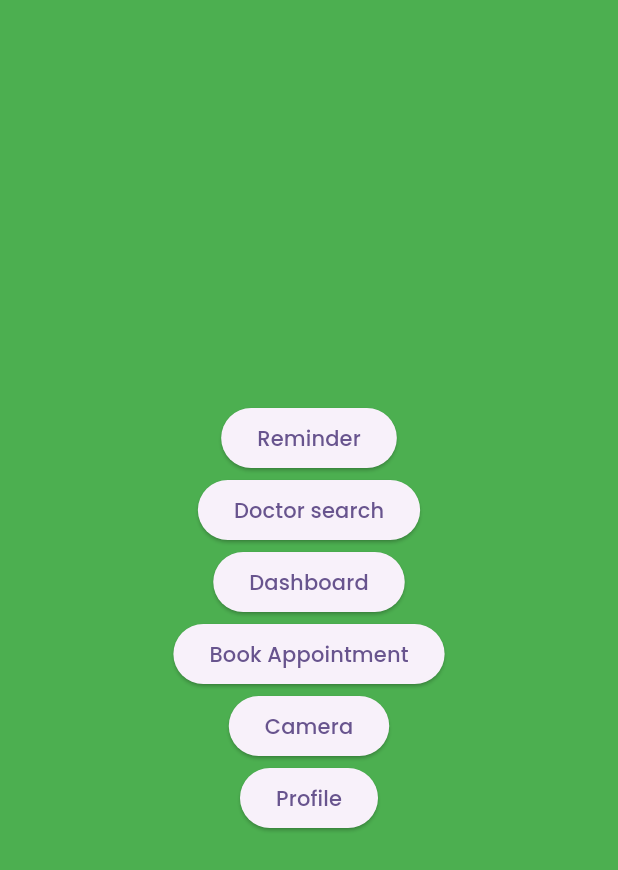
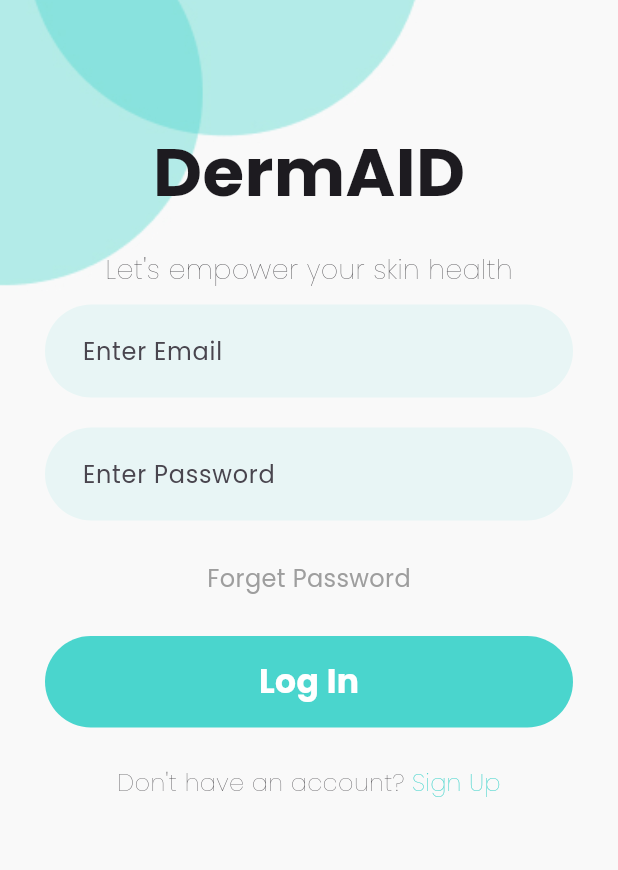
Before and after one commit to Kushagr789/DermAid, a Flutter app: the LogIn screen opened directly, on a phone screen of 412 x 824 dp. Shown: the top 870 px of the screen. Run offline on Flutter 3.47's test engine with Material 3 defaults, Android fonts, the phone set to English and light mode, and no system bars; our stand-ins replace camera, carousel_slider, dots_indicator, easy_date_timeline, firebase_auth, firebase_core and 7 more; missing offline and left inert: dart:ffi; accounts and stored records are empty; network calls fail.

Commit message:
LogIn page added, Integrated with Firebase, Connected screens.

```diff
--- a/lib/Screens/Dashboard.dart
+++ b/lib/Screens/Dashboard.dart
@@ -1,5 +1,6 @@
 import 'package:carousel_slider/carousel_slider.dart';
 import 'package:derm_aid/Data/Const.dart';
+import 'package:derm_aid/Screens/CameraScan.dart';
 import 'package:derm_aid/Widgets/Widgets.dart';
 import 'package:flutter/material.dart';
 import 'package:font_awesome_flutter/font_awesome_flutter.dart';
--- /dev/null
+++ b/lib/Screens/LogIn.dart
@@ -0,0 +1,188 @@
+import 'package:derm_aid/Screens/Dashboard.dart';
+import 'package:derm_aid/Screens/Register.dart';
+import 'package:derm_aid/Services/auth.dart';
+import 'package:flutter/material.dart';
+
+class LogIn extends StatefulWidget {
+  const LogIn({super.key});
+
+  @override
+  State<LogIn> createState() => _LogInState();
+}
+
+class _LogInState extends State<LogIn> {
+
+  final _formKey=GlobalKey<FormState>();
+  TextEditingController emailCont=TextEditingController();
+  TextEditingController passCont=TextEditingController();
+
+  @override
+  Widget build(BuildContext context) {
+    final size=MediaQuery.of(context).size;
+    return Scaffold(
+      body: Stack(
+        children: [
+          Container(
+            width: double.infinity,
+            height: size.height,
+            decoration: BoxDecoration(
+
+                image: DecorationImage(image:const AssetImage("assets/images/Registration.jpg"),fit: BoxFit.cover)
+            ),
+
+          ),
+          SingleChildScrollView(
+            child: Column(
+              crossAxisAlignment: CrossAxisAlignment.center,
+              mainAxisAlignment: MainAxisAlignment.spaceEvenly,
+              children: [
+                SizedBox(
+                  height: size.height*0.1,
+                ),
+                Container(
+                  child: Column(
+                    children: [
+                      Text("DermAID",style: TextStyle(fontSize: 45,fontWeight: FontWeight.w700),),
+                      SizedBox(height: size.height*0.025,),
+                      Text("Let's empower your skin health",style: TextStyle(fontSize: 18,fontWeight: FontWeight.w200),),
+                    ],
+                  ),
+                ),
+                Container(
+                    width: double.infinity,
+                    child: Form(
+                      key: _formKey,
+                      child: Column(
+                        crossAxisAlignment: CrossAxisAlignment.center,
+                        mainAxisAlignment: MainAxisAlignment.spaceBetween,
+                        children: [
+                          Container(
+                            decoration: BoxDecoration(
+                                color: Color.fromRGBO(74, 213, 205, 0.1),
+                                borderRadius: BorderRadius.circular(100)
+                            ),
+                            margin: EdgeInsets.symmetric(vertical: 10,horizontal: 30),
+                            padding: EdgeInsets.symmetric(vertical: 7,horizontal: 25),
+                            child: TextFormField(
+                              controller: emailCont,
+                              keyboardType: TextInputType.emailAddress,
+                              decoration: const InputDecoration(
+                                border: InputBorder.none,
+                                hintText: "Enter Email",
+                              ),
+                              validator: (value) {
+                                if (value!.isEmpty) {
+                                  return 'Please enter your email';
+                                }
+                                else if(!value.contains("@"))
+                                  return 'Invalid email';
+                                else
+                                  return null;
+                              },
+                            ),
+                          ),
+                          Container(
+                            decoration: BoxDecoration(
+                                color: Color.fromRGBO(74, 213, 205, 0.1),
+                                borderRadius: BorderRadius.circular(100)
+                            ),
+                            margin: EdgeInsets.symmetric(vertical: 10,horizontal: 30),
+                            padding: EdgeInsets.symmetric(vertical: 7,horizontal: 25),
+                            child: TextFormField(
+                              controller: passCont,
+                              obscureText: true,
+                              decoration: const InputDecoration(
+                                border: InputBorder.none,
+                                hintText: "Enter Password",
+                              ),
+                              validator: (value) {
+                                if (value!.isEmpty) {
+                                  return 'Please enter your password';
+                                }
+                                // You can add more complex email validation logic here if needed
+                                return null;
+                              },
+                            ),
+                          ),
+                          Container(
+                              margin: EdgeInsets.symmetric(vertical: 10,horizontal: 30),
+                              padding: EdgeInsets.symmetric(vertical: 7,horizontal: 25),
+                              child: Center(
+                                child: Text("Forget Password",
+                                  style: TextStyle(
+                                      color: Colors.grey,
+                                      fontSize: 16
+                                  ),
+                                ),
+                              )
+                          ),
+                          InkWell(
+                            onTap: () async{
+                              if (_formKey.currentState!.validate()) {
+                                final message=await AuthServices().login(email: emailCont.text, password: passCont.text);
+                                if (message!.contains('Success')) {
+                                  Navigator.of(context).pushReplacement(
+                                    MaterialPageRoute(
+                                      builder: (context) => const Dashboard(),
+                                    ),
+                                  );
+                                }
+                                ScaffoldMessenger.of(context).showSnackBar(
+                                  SnackBar(content: Text(message)),
+                                );
+                              }
+
+                            },
+                            child: Container(
+                              decoration: BoxDecoration(
+                                  color: Color.fromRGBO(74, 213, 205, 1),
+                                  borderRadius: BorderRadius.circular(100)
+                              ),
+                              margin: EdgeInsets.symmetric(vertical: 10,horizontal: 30),
+                              padding: EdgeInsets.symmetric(vertical: 15,horizontal: 25),
+                              child: Center(
+                                child: Text("Log In",
+                                  style: TextStyle(
+                                      color: Colors.white,
+                                      fontWeight: FontWeight.w700,
+                                      fontSize: 22
+                                  ),),
+                              ),
+                            ),
+                          ),
+                          Padding(
+                            padding: const EdgeInsets.symmetric(vertical: 15),
+                            child: Row(
+                              mainAxisAlignment: MainAxisAlignment.center,
+                              children: [
+                                Text(
+                                  "Don't have an account?",
+                                  style: TextStyle(fontSize: 16,fontWeight: FontWeight.w200),
+                                ),
+                                InkWell(
+                                  onTap: (){
+                                    Navigator.push(context, MaterialPageRoute(builder: (context)=>Register()));
+                                  },
+                                  child: Text(
+                                    " Sign Up",
+                                    style: TextStyle(fontSize: 16,fontWeight: FontWeight.w200,color: Color.fromRGBO(74, 213, 205, 1)),
+                                  ),
+                                ),
+                              ],
+                            ),
+                          )
+                        ],
+                      ),
+                    )
+                ),
+                SizedBox(height: size.height*0.1,)
+
+
+              ],
+            ),
+          )
+        ],
+      ),
+    );
+  }
+}
--- a/lib/Screens/Login.dart
+++ /dev/null
@@ -1,73 +0,0 @@
-import 'package:camera/camera.dart';
-import 'package:derm_aid/Screens/BookAppointment.dart';
-import 'package:derm_aid/Screens/Dashboard.dart';
-import 'package:derm_aid/Screens/DoctorSearch.dart';
-import 'package:derm_aid/Screens/Profile.dart';
-import 'package:derm_aid/Screens/Reminders.dart';
-import 'package:flutter/material.dart';
-
-import 'CameraScan.dart';
-
-class LogIn extends StatefulWidget {
-  const LogIn({super.key});
-
-  @override
-  State<LogIn> createState() => _LogInState();
-}
-
-class _LogInState extends State<LogIn> {
-  @override
-  Widget build(BuildContext context) {
-    final size=MediaQuery.of(context).size;
-    return Scaffold(
-      body: Container(
-        width: size.width,
-        height: size.height,
-        color: Colors.green,
-        child: Center(
-          child: Column(
-            mainAxisAlignment: MainAxisAlignment.center,
-            children: [
-              ElevatedButton(
-                child: Text('Reminder'),
-                onPressed: (){
-                  Navigator.push(context, MaterialPageRoute(builder: (context)=>Reminders()));
-                },
-              ),
-              ElevatedButton(
-                child: Text('Doctor search'),
-                onPressed: (){
-                  Navigator.push(context, MaterialPageRoute(builder: (context)=>DoctorSearch()));
-                },
-              ),
-              ElevatedButton(
-                child: Text('Dashboard'),
-                onPressed: (){
-                  Navigator.push(context, MaterialPageRoute(builder: (context)=>Dashboard()));
-                },
-              ),
-              ElevatedButton(
-                child: Text('Book Appointment'),
-                onPressed: (){
-                  Navigator.push(context, MaterialPageRoute(builder: (context)=>BookAppointment()));
-                },
-              ),
-              ElevatedButton(
-                child: Text('Camera'),
-                onPressed: ()async{
-                  await availableCameras().then((value) => Navigator.push(context, MaterialPageRoute(builder: (context)=>CameraScan(cameras: value))));
-                },
-              ),
-              ElevatedButton(
-                child: Text('Profile'),
-                onPressed: (){
-                  Navigator.push(context, MaterialPageRoute(builder: (context)=>Profile()));
-                }
-              ),
-            ],
-          )
-        )
-      ),
-    );
-  }
-}
--- a/lib/Screens/Profile.dart
+++ b/lib/Screens/Profile.dart
@@ -50,7 +50,6 @@ class _ProfileState extends State<Profile> {
               BioData(),
               DiseaseReview(),
               Medicine(size: size,),
-
             ],
           )
         ),
--- a/lib/Screens/SplashScreen.dart
+++ b/lib/Screens/SplashScreen.dart
@@ -2,8 +2,7 @@ import 'dart:async';
 
 import 'package:flutter/material.dart';
 import 'package:shared_preferences/shared_preferences.dart';
-
-import 'Login.dart';
+import 'LogIn.dart';
 import 'Onboarding.dart';
 
 class SplashScreen extends StatefulWidget {
--- /dev/null
+++ b/lib/Services/auth.dart
@@ -0,0 +1,48 @@
+import 'package:firebase_auth/firebase_auth.dart';
+
+class AuthServices{
+  Future<String?> registration({
+    required String email,
+    required String password,
+  }) async {
+    try {
+      await FirebaseAuth.instance.createUserWithEmailAndPassword(
+        email: email,
+        password: password,
+      );
+      return 'Success';
+    } on FirebaseAuthException catch (e) {
+      if (e.code == 'weak-password') {
+        return 'The password provided is too weak.';
+      } else if (e.code == 'email-already-in-use') {
+        return 'The account already exists for that email.';
+      } else {
+        return e.message;
+      }
+    } catch (e) {
+      return e.toString();
+    }
+  }
+  Future<String?> login({
+    required String email,
+    required String password,
+  }) async {
+    try {
+      await FirebaseAuth.instance.signInWithEmailAndPassword(
+        email: email,
+        password: password,
+      );
+      return 'Success';
+    } on FirebaseAuthException catch (e) {
+      if (e.code == 'user-not-found') {
+        return 'No user found for that email.';
+      } else if (e.code == 'wrong-password') {
+        return 'Wrong password provided for that user.';
+      } else {
+        return e.message;
+      }
+    } catch (e) {
+      return e.toString();
+    }
+  }
+}
--- a/lib/Widgets/Profile_Widgets.dart
+++ b/lib/Widgets/Profile_Widgets.dart
@@ -223,7 +223,6 @@ class BioData extends StatelessWidget {
     );
   }
 }
-
 class DiseaseReview extends StatelessWidget {
   const DiseaseReview({super.key});
 
--- a/lib/main.dart
+++ b/lib/main.dart
@@ -1,10 +1,12 @@
 import 'package:derm_aid/Screens/SplashScreen.dart';
+import 'package:firebase_core/firebase_core.dart';
 import 'package:flutter/material.dart';
 import 'package:flutter/services.dart';
 import 'package:google_fonts/google_fonts.dart';
 
-void main() {
+void main() async{
   WidgetsFlutterBinding.ensureInitialized();
+  await Firebase.initializeApp(options: FirebaseOptions(apiKey: 'AIzaSyAg30b_DCn3QxdZWHkazgnnbzCUGBAlR5Y', appId: '1:534527630882:android:cfc813bd2337fa9729747b', messagingSenderId: '534527630882', projectId: 'dermaid-67a70'));
   SystemChrome.setPreferredOrientations(
     [
       DeviceOrientation.portraitUp
@@ -13,10 +15,10 @@ void main() {
   runApp(const MyApp());
 }
 
+
 class MyApp extends StatelessWidget {
   const MyApp({super.key});
 
-  // This widget is the root of your application.
   @override
   Widget build(BuildContext context) {
     return MaterialApp(
```
Also changed, not shown: lib/Screens/DoctorSearch.dart (+6 -1 lines), lib/Screens/Register.dart (added, +218 -0 lines), lib/Screens/Reminders.dart (+2 -5 lines), lib/Screens/Result.dart (added, +14 -0 lines), lib/Widgets/Widgets.dart (+33 -1 lines), pubspec.yaml (+3 -8 lines), assets/images/Registration.jpg (added), pubspec.lock, 6 other files.
